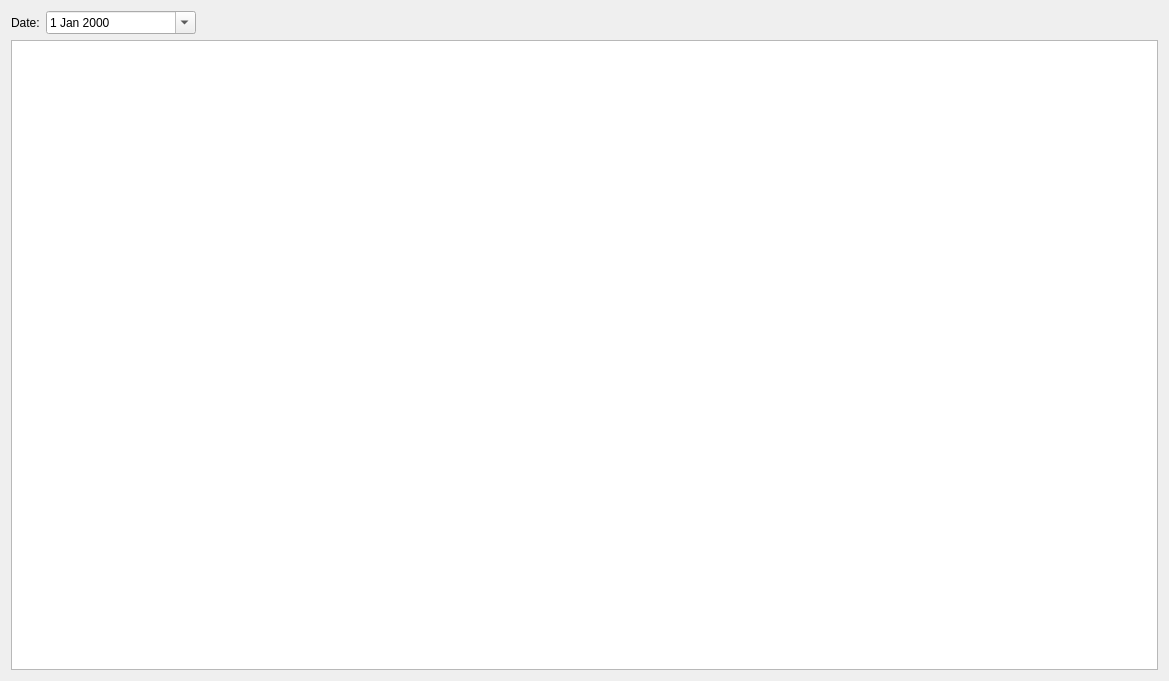
Old version of the form view_schedule_dialog.ui in the repository pgathogo/auto-scheduler.
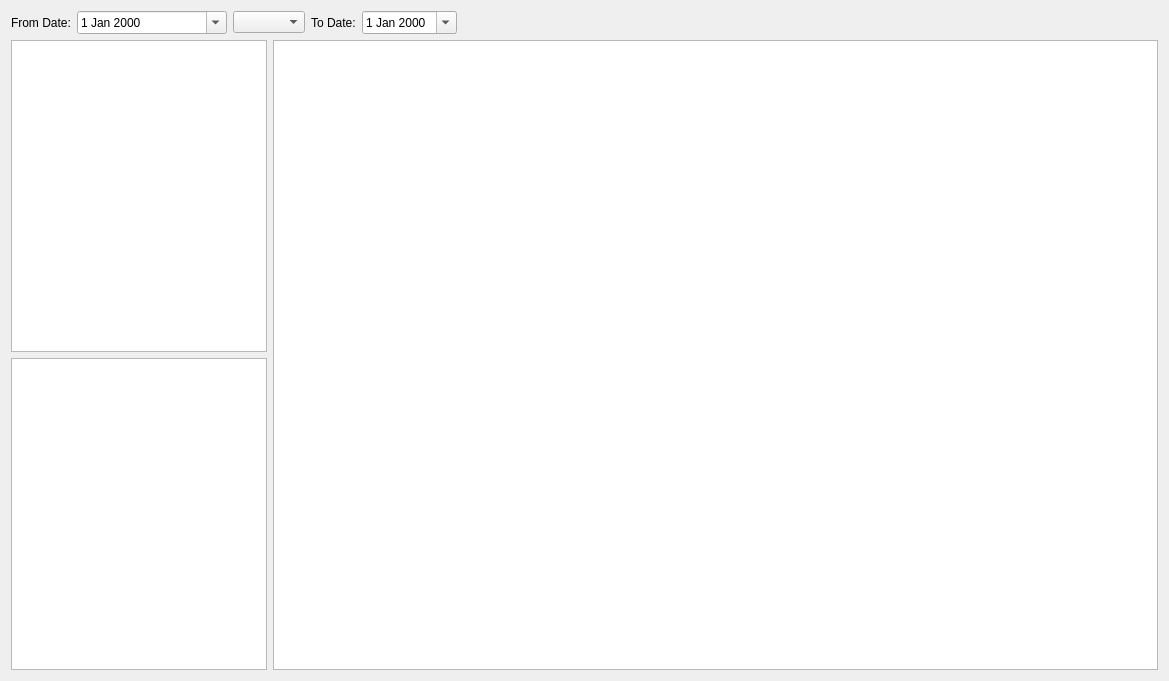
New version of the form.

Commit message:
Viewschedule: Add data range selection
This patch adds a data range selection and template filtering
when viewing schedule.

The edit to the form file:
```diff
--- a/view_schedule_dialog.ui
+++ b/view_schedule_dialog.ui
@@ -13,13 +13,13 @@
   <property name="windowTitle">
    <string>Dialog</string>
   </property>
-  <layout class="QVBoxLayout" name="verticalLayout">
+  <layout class="QVBoxLayout" name="verticalLayout_2">
    <item>
     <layout class="QHBoxLayout" name="horizontalLayout">
      <item>
       <widget class="QLabel" name="label">
        <property name="text">
-        <string>Date:</string>
+        <string>From Date:</string>
        </property>
       </widget>
      </item>
@@ -39,6 +39,26 @@
        </property>
       </widget>
      </item>
+     <item>
+      <widget class="QComboBox" name="cbRange"/>
+     </item>
+     <item>
+      <widget class="QLabel" name="label_2">
+       <property name="text">
+        <string>To Date:</string>
+       </property>
+      </widget>
+     </item>
+     <item>
+      <widget class="QDateEdit" name="edtTo">
+       <property name="buttonSymbols">
+        <enum>QAbstractSpinBox::UpDownArrows</enum>
+       </property>
+       <property name="calendarPopup">
+        <bool>true</bool>
+       </property>
+      </widget>
+     </item>
      <item>
       <spacer name="horizontalSpacer">
        <property name="orientation">
@@ -55,6 +75,18 @@
     </layout>
    </item>
    <item>
+    <layout class="QHBoxLayout" name="horizontalLayout_2" stretch="0,70">
+     <item>
+      <layout class="QVBoxLayout" name="verticalLayout">
+       <item>
+        <widget class="QListWidget" name="lwTemplates"/>
+       </item>
+       <item>
+        <widget class="QListWidget" name="lwDates"/>
+       </item>
+      </layout>
+     </item>
+     <item>
     <widget class="QTableWidget" name="twViewSchedule">
      <property name="selectionMode">
       <enum>QAbstractItemView::SingleSelection</enum>
@@ -63,6 +95,8 @@
       <enum>QAbstractItemView::SelectRows</enum>
      </property>
     </widget>
+     </item>
+    </layout>
    </item>
   </layout>
  </widget>
```
Left out of the diff: 2 changed lines with no effect on the pictures. Lines whose indentation alone changed are shown as unchanged. The commit also changes 2 other files.
